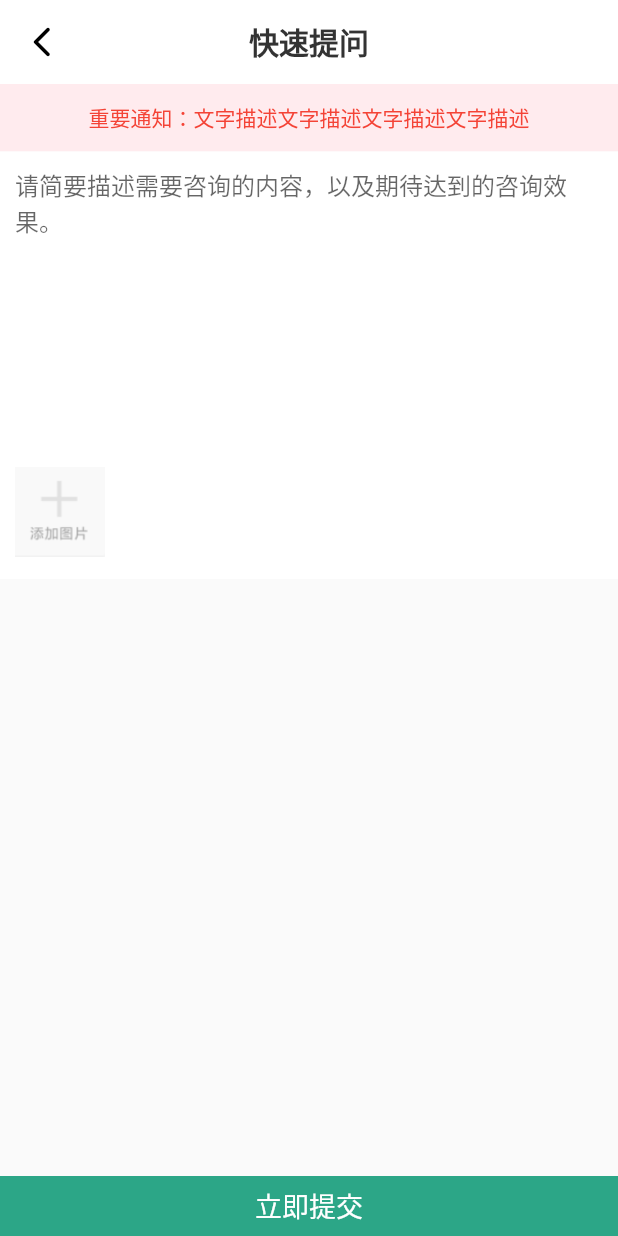
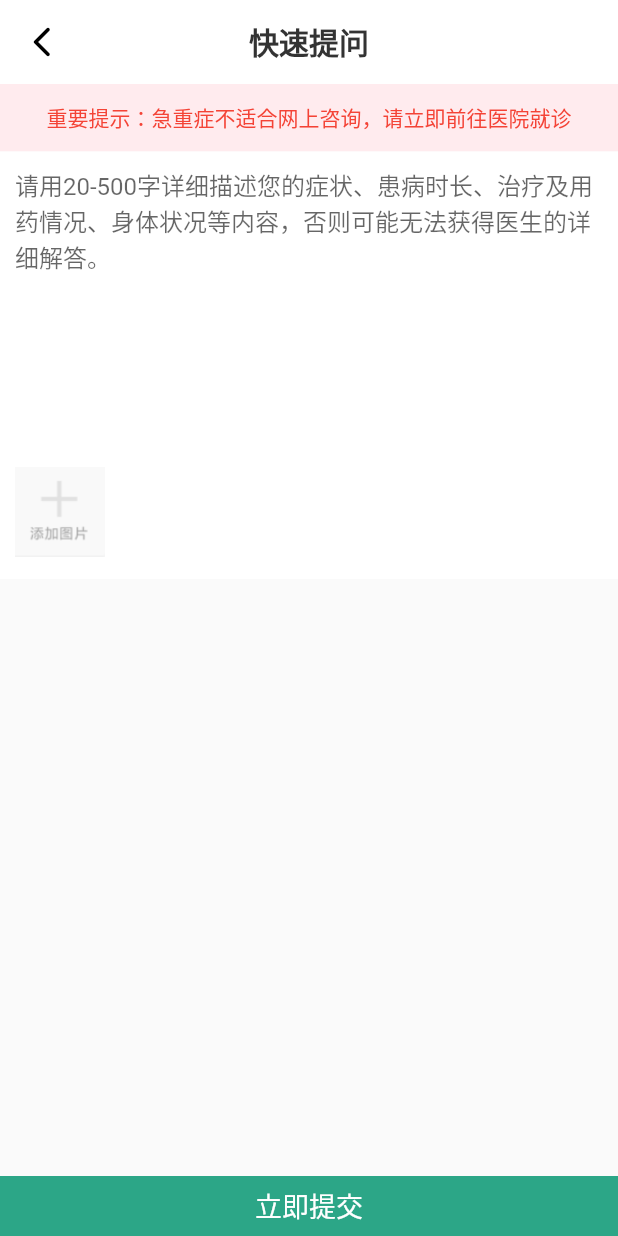
Before and after one commit to Le-seul/guo-doc, a Flutter app: the GraphicConsultation screen opened directly, on a phone screen of 412 x 824 dp. Run offline on Flutter 3.47's test engine with Material 2 defaults, Android fonts, the phone set to English and light mode, and no system bars; drawn by our look-alikes of oktoast; our stand-ins replace cached_network_image, chewie, dio, event_bus, extended_image, fl_chart and 14 more; missing offline and left inert: date_utils, esys_flutter_share, flukit, flustars, flutter_sound, jpush_flutter and 2 more; accounts and stored records are empty; statements that could not run were skipped.

Commit message:
"调整春雨医生"

```diff
--- a/lib/pages/home/doctor/graphic_consuitation.dart
+++ b/lib/pages/home/doctor/graphic_consuitation.dart
@@ -59,7 +59,7 @@ class _GraphicConsultationState extends State<GraphicConsultation> {
             color: Color(0xFFFFEBEE),
             alignment: Alignment.center,
             child: Text(
-              '重要通知：文字描述文字描述文字描述文字描述',
+              '重要提示：急重症不适合网上咨询，请立即前往医院就诊',
               style: TextStyle(color: Colors.red),
             ),
           ),
@@ -74,7 +74,7 @@ class _GraphicConsultationState extends State<GraphicConsultation> {
                     controller: _vCodeController,
                     cursorColor: Colors.black,
                     decoration: InputDecoration(
-                      hintText: '请简要描述需要咨询的内容，以及期待达到的咨询效果。',
+                      hintText: '请用20-500字详细描述您的症状、患病时长、治疗及用药情况、身体状况等内容，否则可能无法获得医生的详细解答。',
                       contentPadding: EdgeInsets.all(10.0),
                       border: InputBorder.none,
                     )),
```
